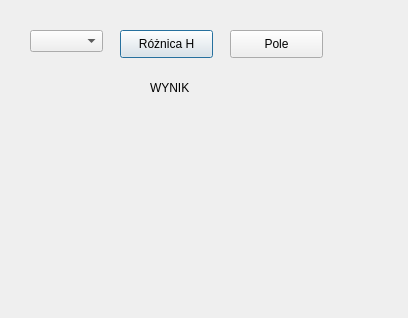
Above: zaliczka/zaliczka_dialog_base.ui from jakubCR7/wtyczka_repo before the change. Below: the same form after it.
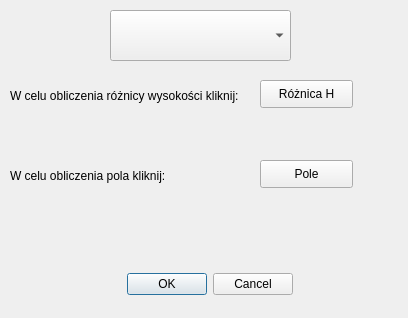
That is the form after the change. Custom widgets are drawn as their Qt base class.

Diff of the .ui file:
```diff
--- a/zaliczka/zaliczka_dialog_base.ui
+++ b/zaliczka/zaliczka_dialog_base.ui
@@ -13,34 +13,24 @@
   <property name="windowTitle">
    <string>wtyka2</string>
   </property>
-  <widget class="QComboBox" name="comboBox">
+  <widget class="QLabel" name="wynikroznicyh">
    <property name="geometry">
     <rect>
-     <x>30</x>
-     <y>30</y>
-     <width>73</width>
-     <height>22</height>
-    </rect>
-   </property>
-  </widget>
-  <widget class="QLabel" name="label">
-   <property name="geometry">
-    <rect>
-     <x>150</x>
-     <y>80</y>
+     <x>140</x>
+     <y>120</y>
      <width>55</width>
      <height>16</height>
     </rect>
    </property>
    <property name="text">
-    <string>WYNIK</string>
+    <string/>
    </property>
   </widget>
   <widget class="QPushButton" name="pbtnroznicaH">
    <property name="geometry">
     <rect>
-     <x>120</x>
-     <y>30</y>
+     <x>260</x>
+     <y>80</y>
      <width>93</width>
      <height>28</height>
     </rect>
@@ -52,8 +42,8 @@
   <widget class="QPushButton" name="pbpole">
    <property name="geometry">
     <rect>
-     <x>230</x>
-     <y>30</y>
+     <x>260</x>
+     <y>160</y>
      <width>93</width>
      <height>28</height>
     </rect>
@@ -62,7 +52,79 @@
     <string>Pole</string>
    </property>
   </widget>
+  <widget class="QLabel" name="wynikpola">
+   <property name="geometry">
+    <rect>
+     <x>130</x>
+     <y>210</y>
+     <width>55</width>
+     <height>16</height>
+    </rect>
+   </property>
+   <property name="text">
+    <string/>
+   </property>
+  </widget>
+  <widget class="QgsMapLayerComboBox" name="layer">
+   <property name="geometry">
+    <rect>
+     <x>110</x>
+     <y>10</y>
+     <width>181</width>
+     <height>51</height>
+    </rect>
+   </property>
+  </widget>
+  <widget class="QDialogButtonBox" name="btnbx">
+   <property name="geometry">
+    <rect>
+     <x>100</x>
+     <y>270</y>
+     <width>193</width>
+     <height>28</height>
+    </rect>
+   </property>
+   <property name="standardButtons">
+    <set>QDialogButtonBox::Cancel|QDialogButtonBox::Ok</set>
+   </property>
+   <property name="centerButtons">
+    <bool>false</bool>
+   </property>
+  </widget>
+  <widget class="QLabel" name="lblwysinfo">
+   <property name="geometry">
+    <rect>
+     <x>10</x>
+     <y>70</y>
+     <width>251</width>
+     <height>51</height>
+    </rect>
+   </property>
+   <property name="text">
+    <string>W celu obliczenia różnicy wysokości kliknij:</string>
+   </property>
+  </widget>
+  <widget class="QLabel" name="lblpoleinfo">
+   <property name="geometry">
+    <rect>
+     <x>10</x>
+     <y>150</y>
+     <width>251</width>
+     <height>51</height>
+    </rect>
+   </property>
+   <property name="text">
+    <string>W celu obliczenia pola kliknij:</string>
+   </property>
+  </widget>
  </widget>
+ <customwidgets>
+  <customwidget>
+   <class>QgsMapLayerComboBox</class>
+   <extends>QComboBox</extends>
+   <header>qgsmaplayercombobox.h</header>
+  </customwidget>
+ </customwidgets>
  <resources/>
  <connections/>
 </ui>
```
Left out of the diff: 35 changed lines with no effect on the pictures.
